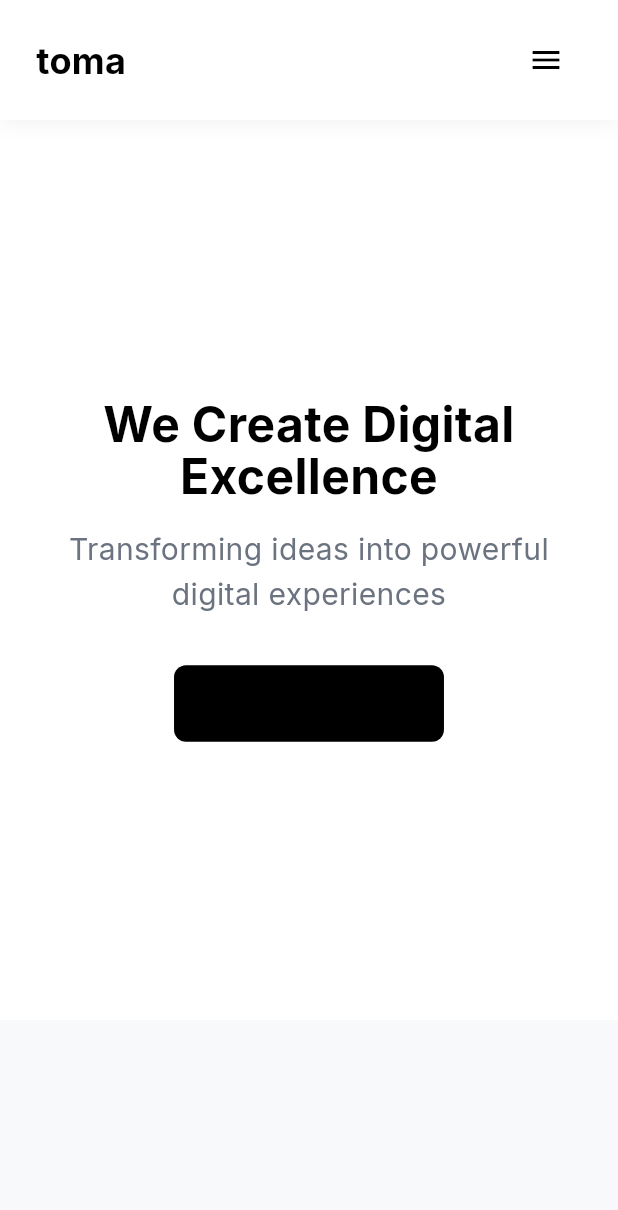
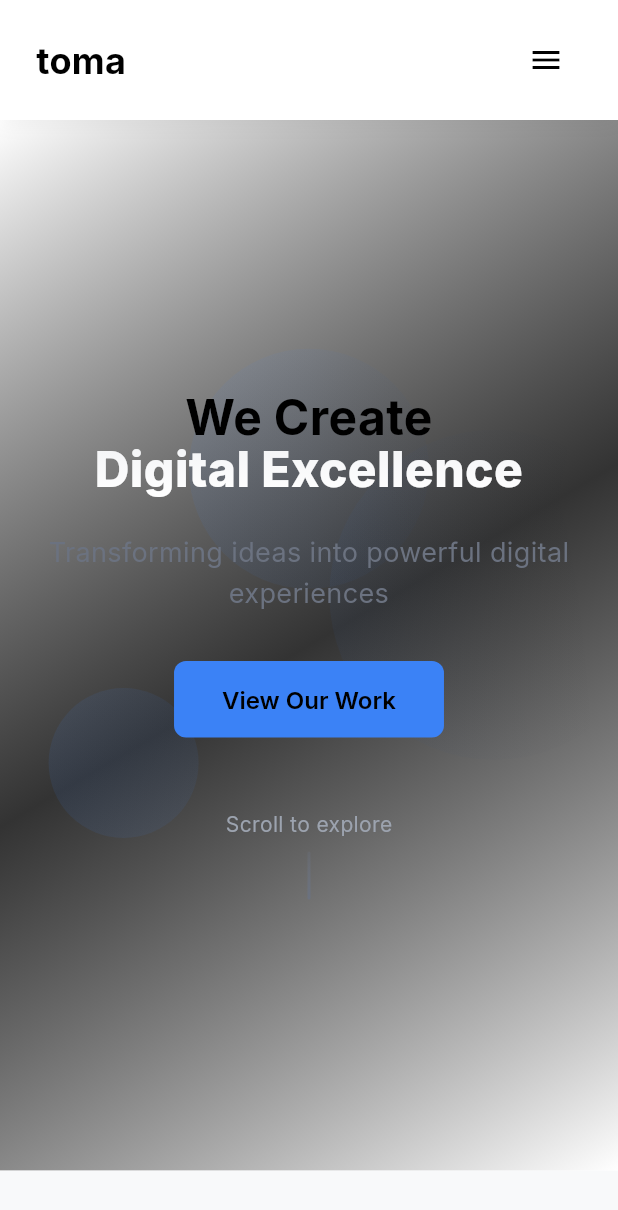
Before and after one commit to IsaamMJ/Toma_flutter_Rep, a Flutter app: the screen it shows after launch, on a phone screen of 412 x 824 dp. Shown: the top 1210 px of the screen. Run offline on Flutter 3.47's test engine with Material 3 defaults, Android fonts, the phone set to English and light mode, and no system bars; drawn by our look-alikes of flutter_animate; our stand-ins replace equatable, flutter_bloc, go_router, google_fonts.

Commit message:
Implemented client section

```diff
--- a/lib/features/home/presentation/pages/home_page.dart
+++ b/lib/features/home/presentation/pages/home_page.dart
@@ -6,6 +6,8 @@ import '../../../../core/utils/responsive_helper.dart';
 import '../../../../core/widgets/navigation_bar.dart';
 import '../bloc/home_bloc.dart';
 import '../bloc/home_state.dart';
+import '../widgets/hero_section.dart';
+import '../widgets/clients_section.dart';
 
 class HomePage extends StatefulWidget {
   const HomePage({super.key});
@@ -43,6 +45,7 @@ class _HomePageState extends State<HomePage> {
     return BlocBuilder<HomeBloc, HomeState>(
       builder: (context, state) {
         return Scaffold(
+          backgroundColor: AppColors.background,
           body: Stack(
             children: [
               SingleChildScrollView(
@@ -51,59 +54,33 @@ class _HomePageState extends State<HomePage> {
                   children: [
                     const SizedBox(height: 80), // Navigation space
 
-                    // Hero Section
-                    Container(
-                      height: 600,
-                      width: double.infinity,
-                      color: AppColors.background,
-                      child: Center(
-                        child: Padding(
-                          padding: ResponsiveHelper.getHorizontalPadding(context),
-                          child: Column(
-                            mainAxisAlignment: MainAxisAlignment.center,
-                            children: [
-                              Text(
-                                'We Create Digital Excellence',
-                                style: ResponsiveHelper.isMobile(context)
-                                    ? AppTextStyles.heroTitleMobile
-                                    : AppTextStyles.heroTitle,
-                                textAlign: TextAlign.center,
+                    // Hero Section with animations
+                    HeroSection(
+                      onViewWorkPressed: () => _scrollToSection(_portfolioKey),
                     ),
-                              const SizedBox(height: 16),
-                              Text(
-                                'Transforming ideas into powerful digital experiences',
-                                style: AppTextStyles.heroSubtitle,
-                                textAlign: TextAlign.center,
-                              ),
-                              const SizedBox(height: 32),
-                              ElevatedButton(
-                                onPressed: () => _scrollToSection(_portfolioKey),
-                                style: ElevatedButton.styleFrom(
-                                  backgroundColor: AppColors.primary,
-                                  padding: const EdgeInsets.symmetric(
-                                      horizontal: 32,
-                                      vertical: 16
-                                  ),
-                                ),
-                                child: const Text('View Our Work'),
-                              ),
-                            ],
-                          ),
-                        ),
-                      ),
-                    ),
+
+                    // Clients Section - immediately after hero
+                    const ClientsSection(),
 
                     // Services Section
                     Container(
                       key: _servicesKey,
-                      height: 400,
+                      width: double.infinity,
                       color: AppColors.surface,
+                      padding: const EdgeInsets.symmetric(vertical: 80),
                       child: Center(
+                        child: Container(
+                          constraints: BoxConstraints(
+                            maxWidth: ResponsiveHelper.getMaxWidth(context),
+                          ),
+                          padding: ResponsiveHelper.getHorizontalPadding(context),
                           child: Text(
                             'Our Services',
                             style: ResponsiveHelper.isMobile(context)
                                 ? AppTextStyles.sectionTitleMobile
                                 : AppTextStyles.sectionTitle,
+                            textAlign: TextAlign.center,
+                          ),
                         ),
                       ),
                     ),
@@ -111,14 +88,22 @@ class _HomePageState extends State<HomePage> {
                     // Portfolio Section
                     Container(
                       key: _portfolioKey,
-                      height: 400,
-                      color: AppColors.card,
+                      width: double.infinity,
+                      color: AppColors.background,
+                      padding: const EdgeInsets.symmetric(vertical: 80),
                       child: Center(
+                        child: Container(
+                          constraints: BoxConstraints(
+                            maxWidth: ResponsiveHelper.getMaxWidth(context),
+                          ),
+                          padding: ResponsiveHelper.getHorizontalPadding(context),
                           child: Text(
                             'Our Portfolio',
                             style: ResponsiveHelper.isMobile(context)
                                 ? AppTextStyles.sectionTitleMobile
                                 : AppTextStyles.sectionTitle,
+                            textAlign: TextAlign.center,
+                          ),
                         ),
                       ),
                     ),
@@ -126,14 +111,22 @@ class _HomePageState extends State<HomePage> {
                     // Contact Section
                     Container(
                       key: _contactKey,
-                      height: 400,
+                      width: double.infinity,
                       color: AppColors.surface,
+                      padding: const EdgeInsets.symmetric(vertical: 80),
                       child: Center(
+                        child: Container(
+                          constraints: BoxConstraints(
+                            maxWidth: ResponsiveHelper.getMaxWidth(context),
+                          ),
+                          padding: ResponsiveHelper.getHorizontalPadding(context),
                           child: Text(
                             'Contact Us',
                             style: ResponsiveHelper.isMobile(context)
                                 ? AppTextStyles.sectionTitleMobile
                                 : AppTextStyles.sectionTitle,
+                            textAlign: TextAlign.center,
+                          ),
                         ),
                       ),
                     ),
@@ -141,26 +134,30 @@ class _HomePageState extends State<HomePage> {
                 ),
               ),
 
-              // Fixed Navigation
+              // Fixed Navigation Bar
               Positioned(
                 top: 0,
                 left: 0,
                 right: 0,
                 child: CustomNavigationBar(
                   onContactPressed: () => _scrollToSection(_contactKey),
-                  onCompanyPressed: _scrollToTop, // Map to home for now
-                  onBlogPressed: () => _scrollToSection(_servicesKey), // Map to services
-                  onCaseStudiesPressed: () => _scrollToSection(_portfolioKey), // Map to portfolio
+                  onCompanyPressed: _scrollToTop,
+                  onBlogPressed: () => _scrollToSection(_servicesKey),
+                  onCaseStudiesPressed: () => _scrollToSection(_portfolioKey),
                   onDealerLoginPressed: () {
-                    // Handle dealer login
                     ScaffoldMessenger.of(context).showSnackBar(
-                      const SnackBar(content: Text('Dealer Login pressed')),
+                      SnackBar(
+                        content: const Text('Dealer Login pressed'),
+                        backgroundColor: AppColors.textPrimary,
+                      ),
                     );
                   },
                   onBookDemoPressed: () {
-                    // Handle book demo
                     ScaffoldMessenger.of(context).showSnackBar(
-                      const SnackBar(content: Text('Book Demo pressed')),
+                      SnackBar(
+                        content: const Text('Book Demo pressed'),
+                        backgroundColor: AppColors.buttonPrimary,
+                      ),
                     );
                   },
                 ),
--- /dev/null
+++ b/lib/features/home/presentation/widgets/clients_section.dart
@@ -0,0 +1,92 @@
+import 'package:flutter/material.dart';
+import 'package:flutter_animate/flutter_animate.dart';
+import '../../../../app/theme/app_colors.dart';
+import '../../../../app/theme/app_constants.dart';
+import '../../../../app/theme/text_styles.dart';
+import '../../../../core/utils/responsive_helper.dart';
+
+class ClientsSection extends StatelessWidget {
+  const ClientsSection({super.key});
+
+  @override
+  Widget build(BuildContext context) {
+    return Container(
+      width: double.infinity,
+      padding: const EdgeInsets.symmetric(vertical: AppConstants.paddingXXL),
+      color: AppColors.surface,
+      child: Center(
+        child: Container(
+          constraints: BoxConstraints(
+            maxWidth: ResponsiveHelper.getMaxWidth(context),
+          ),
+          padding: ResponsiveHelper.getHorizontalPadding(context),
+          child: Column(
+            children: [
+              // Section Title
+              Text(
+                'Trusted by Efficient Dealerships',
+                style: AppTextStyles.bodyMedium.copyWith(
+                  color: AppColors.textMuted,
+                  fontSize: 16,
+                ),
+                textAlign: TextAlign.center,
+              )
+                  .animate()
+                  .fadeIn(duration: 800.ms)
+                  .slideY(begin: 0.2, end: 0),
+
+              const SizedBox(height: 48),
+
+              // Logos Grid
+              _buildLogosGrid(context),
+
+              const SizedBox(height: 32),
+
+              // "and Hundreds More" text
+              Text(
+                'and Hundreds More',
+                style: AppTextStyles.bodyMedium.copyWith(
+                  fontStyle: FontStyle.italic,
+                  color: AppColors.textMuted,
+                ),
+                textAlign: TextAlign.center,
+              )
+                  .animate()
+                  .fadeIn(duration: 800.ms, delay: 1000.ms),
+            ],
+          ),
+        ),
+      ),
+    );
+  }
+
+  Widget _buildLogosGrid(BuildContext context) {
+    return Container(
+      decoration: BoxDecoration(
+        color: AppColors.background.withOpacity(0.5),
+        borderRadius: BorderRadius.circular(16),
+        border: Border.all(
+          color: AppColors.surface.withOpacity(0.3),
+          width: 1,
+        ),
+      ),
+      padding: const EdgeInsets.all(32),
+      child: Column(
+        children: [
+          // Your uploaded logo image
+          ClipRRect(
+            borderRadius: BorderRadius.circular(8),
+            child: Image.asset(
+              'assets/images/clients.png', // Add your dealership logos image here
+              width: double.infinity,
+              fit: BoxFit.contain,
+            ),
+          )
+              .animate()
+              .fadeIn(duration: 800.ms, delay: 600.ms)
+              .scale(begin: const Offset(0.9, 0.9)),
+        ],
+      ),
+    );
+  }
+}
--- /dev/null
+++ b/lib/features/home/presentation/widgets/hero_section.dart
@@ -0,0 +1,283 @@
+import 'package:flutter/material.dart';
+import 'package:flutter_animate/flutter_animate.dart';
+import '../../../../app/theme/app_colors.dart';
+import '../../../../app/theme/text_styles.dart';
+import '../../../../core/utils/responsive_helper.dart';
+
+class HeroSection extends StatefulWidget {
+  final VoidCallback? onViewWorkPressed;
+
+  const HeroSection({
+    super.key,
+    this.onViewWorkPressed,
+  });
+
+  @override
+  State<HeroSection> createState() => _HeroSectionState();
+}
+
+class _HeroSectionState extends State<HeroSection>
+    with TickerProviderStateMixin {
+  late AnimationController _backgroundController;
+
+  @override
+  void initState() {
+    super.initState();
+    _backgroundController = AnimationController(
+      duration: const Duration(seconds: 10),
+      vsync: this,
+    )..repeat();
+  }
+
+  @override
+  void dispose() {
+    _backgroundController.dispose();
+    super.dispose();
+  }
+
+  @override
+  Widget build(BuildContext context) {
+    final isMobile = ResponsiveHelper.isMobile(context);
+    final screenHeight = MediaQuery.of(context).size.height;
+    final heroHeight = screenHeight > 600 ? screenHeight * 0.85 : 600.0;
+
+    return Container(
+      height: heroHeight,
+      width: double.infinity,
+      child: Stack(
+        children: [
+          // Animated Background
+          _buildAnimatedBackground(),
+
+          // Content
+          Center(
+            child: Container(
+              constraints: BoxConstraints(
+                maxWidth: ResponsiveHelper.getMaxWidth(context),
+              ),
+              padding: ResponsiveHelper.getHorizontalPadding(context),
+              child: Column(
+                mainAxisAlignment: MainAxisAlignment.center,
+                children: [
+                  // Main heading with animation
+                  Text(
+                    'We Create',
+                    style: isMobile
+                        ? AppTextStyles.heroTitleMobile
+                        : AppTextStyles.heroTitle,
+                    textAlign: TextAlign.center,
+                  )
+                      .animate()
+                      .fadeIn(duration: 800.ms, delay: 200.ms)
+                      .slideY(begin: 0.3, end: 0),
+
+                  // Gradient text
+                  ShaderMask(
+                    shaderCallback: (bounds) => AppColors.primaryGradient
+                        .createShader(bounds),
+                    child: Text(
+                      'Digital Excellence',
+                      style: (isMobile
+                          ? AppTextStyles.heroTitleMobile
+                          : AppTextStyles.heroTitle)
+                          .copyWith(
+                        color: Colors.white,
+                        fontWeight: FontWeight.w800,
+                      ),
+                      textAlign: TextAlign.center,
+                    ),
+                  )
+                      .animate()
+                      .fadeIn(duration: 800.ms, delay: 600.ms)
+                      .slideY(begin: 0.3, end: 0),
+
+                  SizedBox(height: isMobile ? 24 : 32),
+
+                  // Subtitle
+                  Text(
+                    'Transforming ideas into powerful digital experiences\nthat drive results and inspire users',
+                    style: AppTextStyles.heroSubtitle.copyWith(
+                      fontSize: isMobile ? 18 : 20,
+                    ),
+                    textAlign: TextAlign.center,
+                    maxLines: 2,
+                  )
+                      .animate()
+                      .fadeIn(duration: 800.ms, delay: 1000.ms)
+                      .slideY(begin: 0.2, end: 0),
+
+                  SizedBox(height: isMobile ? 32 : 48),
+
+                  // CTA Buttons
+                  Row(
+                    mainAxisAlignment: MainAxisAlignment.center,
+                    children: [
+                      _buildPrimaryButton(
+                        'View Our Work',
+                        widget.onViewWorkPressed,
+                      )
+                          .animate()
+                          .fadeIn(duration: 800.ms, delay: 1400.ms)
+                          .scale(begin: const Offset(0.8, 0.8)),
+
+                      if (!isMobile) ...[
+                        const SizedBox(width: 24),
+                        _buildSecondaryButton(
+                          'Get In Touch',
+                              () {},
+                        )
+                            .animate()
+                            .fadeIn(duration: 800.ms, delay: 1600.ms)
+                            .scale(begin: const Offset(0.8, 0.8)),
+                      ],
+                    ],
+                  ),
+
+                  SizedBox(height: isMobile ? 48 : 64),
+
+                  // Scroll indicator
+                  _buildScrollIndicator()
+                      .animate(onPlay: (controller) => controller.repeat())
+                      .fadeIn(duration: 800.ms, delay: 2000.ms)
+                      .moveY(
+                    begin: -10,
+                    end: 10,
+                    duration: 2000.ms,
+                    curve: Curves.easeInOut,
+                  ),
+                ],
+              ),
+            ),
+          ),
+        ],
+      ),
+    );
+  }
+
+  Widget _buildAnimatedBackground() {
+    return Container(
+      decoration: BoxDecoration(
+        gradient: LinearGradient(
+          begin: Alignment.topLeft,
+          end: Alignment.bottomRight,
+          colors: [
+            AppColors.background,
+            AppColors.primary.withOpacity(0.8),
+            AppColors.background,
+          ],
+        ),
+      ),
+      child: AnimatedBuilder(
+        animation: _backgroundController,
+        builder: (context, child) {
+          return CustomPaint(
+            size: Size.infinite,
+            painter: BackgroundPainter(_backgroundController.value),
+          );
+        },
+      ),
+    );
+  }
+
+  Widget _buildPrimaryButton(String text, VoidCallback? onPressed) {
+    return ElevatedButton(
+      onPressed: onPressed,
+      style: ElevatedButton.styleFrom(
+        backgroundColor: AppColors.accent,
+        padding: const EdgeInsets.symmetric(horizontal: 32, vertical: 16),
+        shape: RoundedRectangleBorder(
+          borderRadius: BorderRadius.circular(8),
+        ),
+        elevation: 0,
+      ),
+      child: Text(
+        text,
+        style: AppTextStyles.button,
+      ),
+    );
+  }
+
+  Widget _buildSecondaryButton(String text, VoidCallback? onPressed) {
+    return OutlinedButton(
+      onPressed: onPressed,
+      style: OutlinedButton.styleFrom(
+        foregroundColor: AppColors.textPrimary,
+        side: const BorderSide(color: AppColors.textSecondary),
+        padding: const EdgeInsets.symmetric(horizontal: 32, vertical: 16),
+        shape: RoundedRectangleBorder(
+          borderRadius: BorderRadius.circular(8),
+        ),
+      ),
+      child: Text(
+        text,
+        style: AppTextStyles.button.copyWith(
+          color: AppColors.textPrimary,
+        ),
+      ),
+    );
+  }
+
+  Widget _buildScrollIndicator() {
+    return Column(
+      children: [
+        Text(
+          'Scroll to explore',
+          style: AppTextStyles.bodySmall,
+        ),
+        const SizedBox(height: 8),
+        Container(
+          width: 2,
+          height: 32,
+          decoration: BoxDecoration(
+            gradient: LinearGradient(
+              begin: Alignment.topCenter,
+              end: Alignment.bottomCenter,
+              colors: [
+                AppColors.textSecondary.withOpacity(0.3),
+                AppColors.textSecondary,
+              ],
+            ),
+            borderRadius: BorderRadius.circular(1),
+          ),
+        ),
+      ],
+    );
+  }
+}
+
+class BackgroundPainter extends CustomPainter {
+  final double animationValue;
+
+  BackgroundPainter(this.animationValue);
+
+  @override
+  void paint(Canvas canvas, Size size) {
+    final paint = Paint()
+      ..shader = LinearGradient(
+        colors: [
+          AppColors.accent.withOpacity(0.1),
+          AppColors.accent.withOpacity(0.05),
+          Colors.transparent,
+        ],
+      ).createShader(Rect.fromLTWH(0, 0, size.width, size.height));
+
+    // Animated circles
+    for (int i = 0; i < 3; i++) {
+      final offset = Offset(
+        size.width * (0.2 + i * 0.3),
+        size.height * (0.3 + (animationValue + i * 0.3) % 1 * 0.4),
+      );
+
+      canvas.drawCircle(
+        offset,
+        50 + i * 30,
+        paint,
+      );
+    }
+  }
+
+  @override
+  bool shouldRepaint(BackgroundPainter oldDelegate) {
+    return oldDelegate.animationValue != animationValue;
+  }
+}
--- a/pubspec.yaml
+++ b/pubspec.yaml
@@ -57,6 +57,8 @@ dev_dependencies:
 
 # The following section is specific to Flutter packages.
 flutter:
+  assets:
+    - assets/images/
 
   # The following line ensures that the Material Icons font is
   # included with your application, so that you can use the icons in
```
Also changed, not shown: assets/images/clients.png (added). Lines whose indentation alone changed are shown as unchanged.
